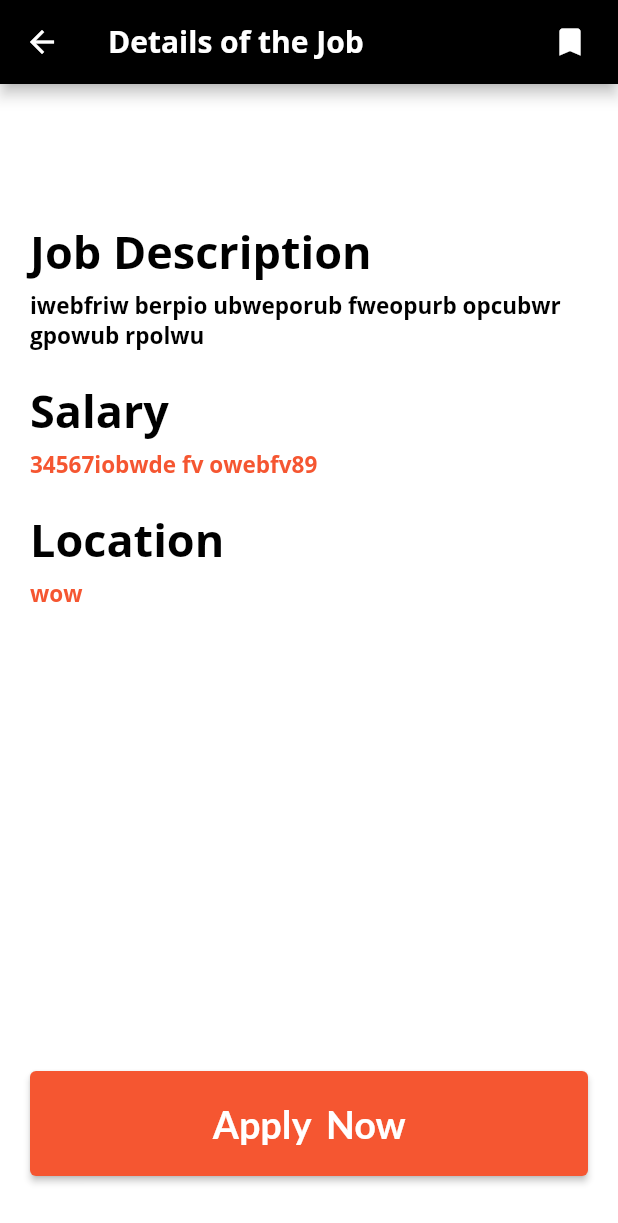
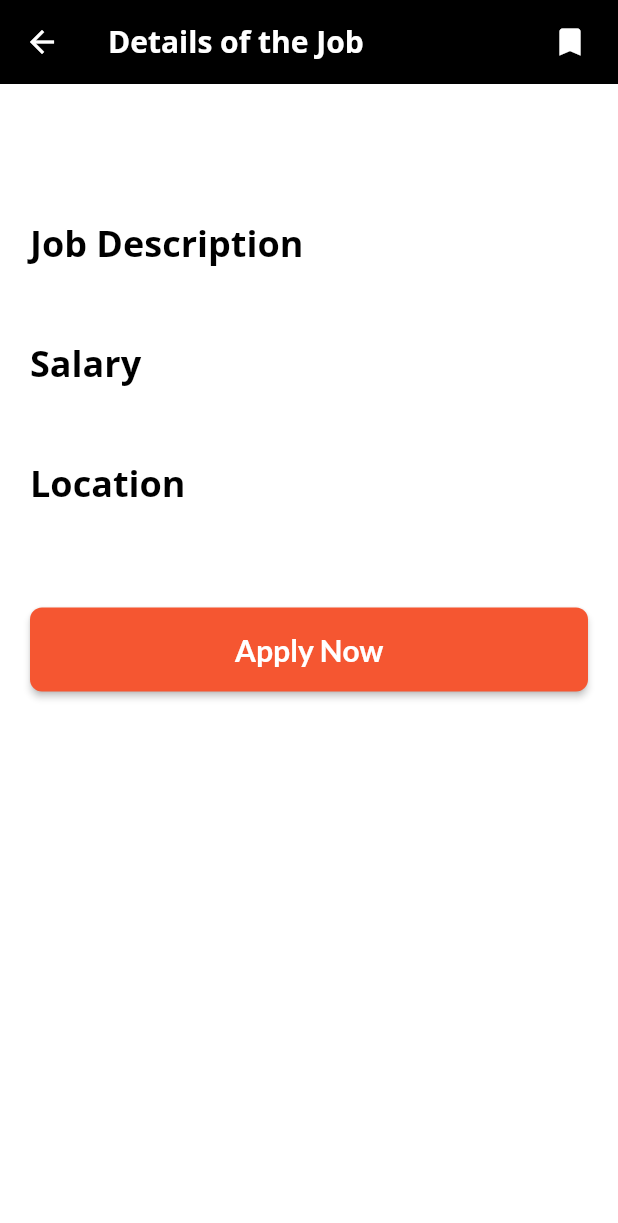
Before and after one commit to ST60002CEM/batch31b-Roshan09876, a Flutter app: the JobsViewDetail screen opened directly with empty values, on a phone screen of 412 x 824 dp. Shown: the top 1223 px of the screen. Run offline on Flutter 3.47's test engine with Material 3 defaults, Android fonts, the phone set to English and light mode, and no system bars; our stand-ins replace dartz, dio, equatable, flutter_riverpod, flutter_screenutil, get and 6 more; missing offline and left inert: all_sensors2, dart:ffi; accounts and stored records are empty.

Commit message:
search feature

```diff
--- a/lib/features/home/search_widget.dart
+++ b/lib/features/home/search_widget.dart
@@ -47,11 +47,6 @@ class SearchWidget extends StatelessWidget {
                       SizedBox(
                         width: 130.w,
                       ),
-                      IconButton(
-                        onPressed: () {},
-                        icon: Icon(Icons.menu),
-                        color: Color(kDark.value),
-                      )
                     ]),
                   ),
                 ],
--- a/lib/features/pagination/presentation/view/jobs_view_detail.dart
+++ b/lib/features/pagination/presentation/view/jobs_view_detail.dart
@@ -14,7 +14,6 @@ class JobsViewDetail extends ConsumerStatefulWidget {
 
 class _JobsViewDetailState extends ConsumerState<JobsViewDetail> {
 
-
   @override
   Widget build(BuildContext context) {
     final state = ref.watch(jobViewModelProvider);
@@ -27,80 +26,83 @@ class _JobsViewDetailState extends ConsumerState<JobsViewDetail> {
             fontSize: 20,
             color: Color(kLight.value)),
         backgroundColor: Color(kDark.value),
+        elevation: 0, // Remove app bar elevation
         actions: [
           Padding(
-            padding: const EdgeInsets.only(right: 20), // Adjusted padding
+            padding: const EdgeInsets.only(right: 20),
             child: Icon(Icons.bookmark),
           )
         ],
       ),
-      body: Padding(
-        padding: const EdgeInsets.all(20), // Added more padding
+      body: SingleChildScrollView(
+        padding: const EdgeInsets.symmetric(horizontal: 20, vertical: 30), // Adjusted padding
         child: Column(
-          crossAxisAlignment:
-              CrossAxisAlignment.start, // Align items to the start
+          crossAxisAlignment: CrossAxisAlignment.start,
           children: [
             ReusableText(
-                text: '${jobs.title}', fontSize: 45, color: Color(kDark.value)),
+                text: '${jobs.title}', fontSize: 36, color: Color(kDark.value)), // Increased font size and added bold
             SizedBox(
-              height: 10, // Reduced height
+              height: 10,
             ),
             ReusableText(
                 text: 'Job Description',
-                fontSize: 30, // Adjusted font size
+                fontSize: 24, // Adjusted font size
+               // Added bold
                 color: Color(kDark.value)),
             SizedBox(
-              height: 5, // Reduced height
+              height: 5,
             ),
             ReusableText(
                 text:
-                    'iwebfriw berpio ubweporub fweopurb opcubwr gpowub rpolwu',
-                fontSize: 15,
+                    '${jobs.description}',
+                fontSize: 16,
                 color: Color(kDark.value)),
             SizedBox(
               height: 20,
             ),
             ReusableText(
-                text: 'Salary', fontSize: 30, color: Color(kDark.value)),
+                text: 'Salary', fontSize: 24, color: Color(kDark.value)), // Added bold
             SizedBox(
-              height: 5, // Reduced height
+              height: 5,
             ),
             ReusableText(
-                text: '34567iobwde fv owebfv89',
-                fontSize: 15,
+                text: '${jobs.salary}',
+                fontSize: 16,
                 color: Color(kOrange.value)),
             SizedBox(
               height: 20,
             ),
             ReusableText(
-                text: 'Location', fontSize: 30, color: Color(kDark.value)),
+                text: 'Location', fontSize: 24, color: Color(kDark.value)), // Added bold
             SizedBox(
-              height: 5, // Reduced height
+              height: 5,
             ),
             ReusableText(
-                text: 'wow', fontSize: 15, color: Color(kOrange.value)),
-            Expanded(
-              child: Align(
-                alignment: Alignment.bottomCenter,
-                child: Padding(
-                  padding:
-                      const EdgeInsets.only(bottom: 20), // Adjusted padding
-                  child: SizedBox(
-                    width: double.infinity,
-                    child: ElevatedButton(
-                        style: ElevatedButton.styleFrom(
-                            minimumSize: Size(width, 70),
-                            backgroundColor: Color(kOrange.value)),
-                        onPressed: () {},
-                        child: Text(
-                          'Apply  Now',
-                          style: TextStyle(
-                              fontWeight: FontWeight.bold, fontSize: 25),
-                        )),
+                text: '${jobs.location}', fontSize: 16, color: Color(kOrange.value)),
+            SizedBox(
+              height: 40,
+            ),
+            ElevatedButton(
+              onPressed: () {},
+              style: ElevatedButton.styleFrom(
+                primary: Color(kOrange.value),
+                padding: EdgeInsets.symmetric(vertical: 16),
+                shape: RoundedRectangleBorder(borderRadius: BorderRadius.circular(8)),
+              ),
+              child: SizedBox(
+                width: double.infinity,
+                child: Center(
+                  child: Text(
+                    'Apply Now',
+                    style: TextStyle(
+                      fontSize: 20,
+                      fontWeight: FontWeight.bold,
+                    ),
                   ),
                 ),
               ),
             ),
+            SizedBox(height: 20),
           ],
         ),
       ),
--- a/lib/features/search/data/datasource/search_remote_datasource.dart
+++ b/lib/features/search/data/datasource/search_remote_datasource.dart
@@ -4,7 +4,6 @@ import 'package:flutter_riverpod/flutter_riverpod.dart';
 import 'package:job_finder/config/constant/api_endpoints.dart';
 import 'package:job_finder/core/common/Failure.dart';
 import 'package:job_finder/core/network/http_service.dart';
-import 'package:job_finder/features/auth/domain/entity/auth_entity.dart';
 import 'package:job_finder/features/search/data/model/search_api_model.dart';
 
 final searchRemoteDataSourceProvider = Provider<SearchRemoteDataSource>(
```
